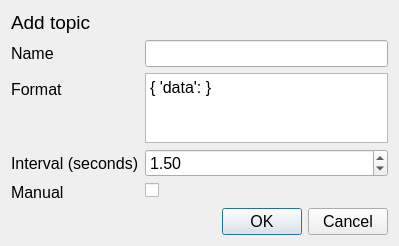
Old version of the form src/gui/addtopicdialog.ui in the repository TheZlodziej/mqtt-simulator.
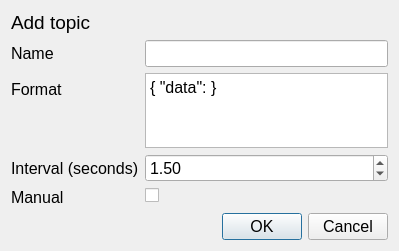
New version of the form.

Commit message: change single quote to double quote in default format when adding topic

What changed in the file:
```diff
--- a/src/gui/addtopicdialog.ui
+++ b/src/gui/addtopicdialog.ui
@@ -7,7 +7,7 @@
     <x>0</x>
     <y>0</y>
     <width>399</width>
-    <height>224</height>
+    <height>251</height>
    </rect>
   </property>
   <property name="font">
@@ -105,7 +105,7 @@
        <item row="1" column="1">
         <widget class="QPlainTextEdit" name="format_text_edit">
          <property name="plainText">
-          <string>{ 'data': &lt;%randi%&gt; }</string>
+          <string>{ &quot;data&quot;: &lt;%randi%&gt; }</string>
          </property>
         </widget>
        </item>
```
The commit also changes 1 other file.
